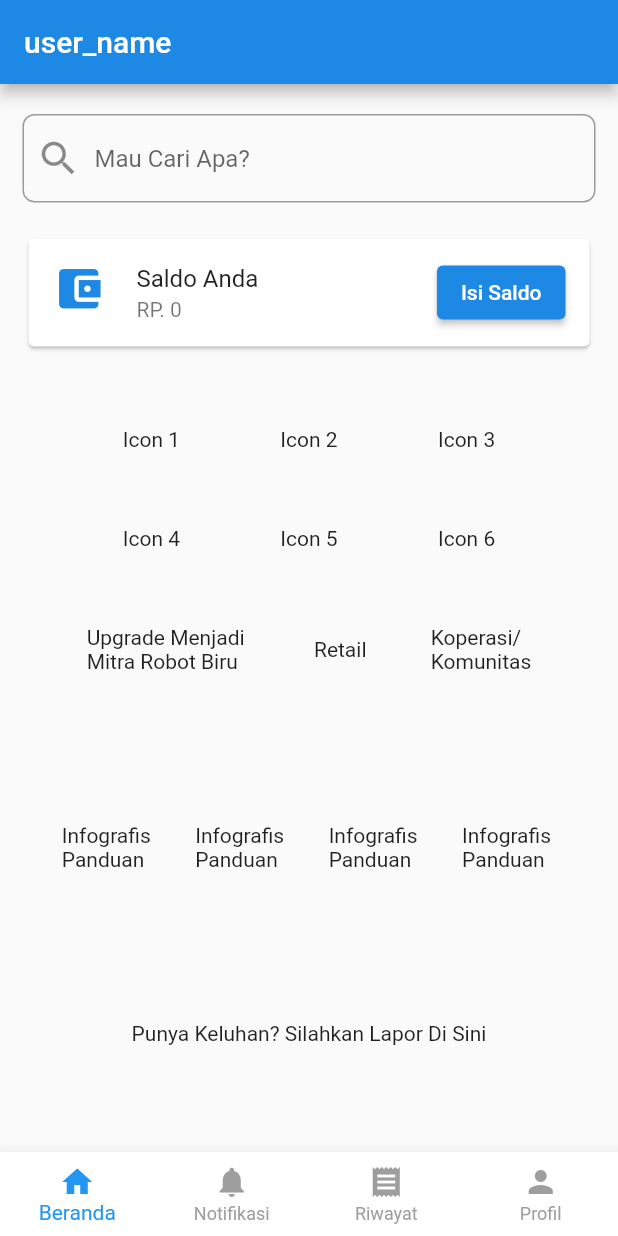
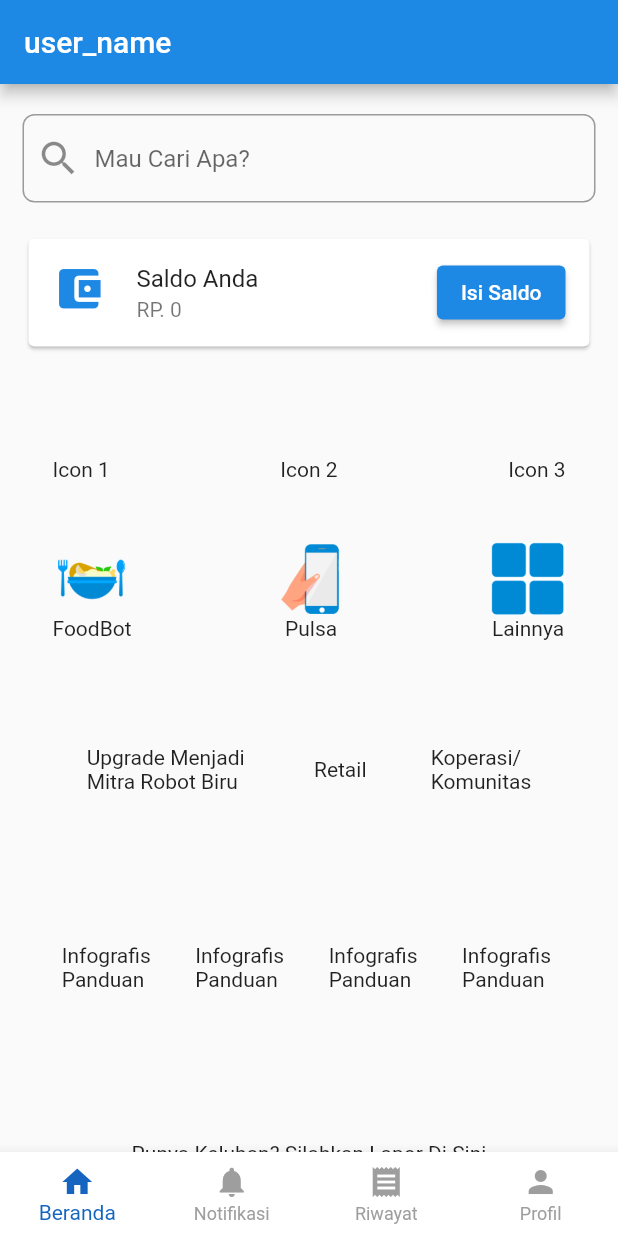
Before and after one commit to qisashasanudin/edumatic_intern, a Flutter app: the screen it shows after launch, on a phone screen of 412 x 824 dp. Run offline on Flutter 3.47's test engine with Material 2 defaults, Android fonts, the phone set to English and light mode, and no system bars.

Commit message:
added new icons on main menu

```diff
--- a/lib/pages/main_menu.dart
+++ b/lib/pages/main_menu.dart
@@ -27,7 +27,7 @@ class _MainMenuState extends State<MainMenu> {
       body: tabs[_currentIndex],
       bottomNavigationBar: BottomNavigationBar(
         backgroundColor: Colors.white,
-        selectedItemColor: Colors.blue,
+        selectedItemColor: Colors.blue[800],
         unselectedItemColor: Colors.grey,
         type: BottomNavigationBarType.fixed,
         currentIndex: _currentIndex,
--- a/lib/pages/main_menu_tabs/home.dart
+++ b/lib/pages/main_menu_tabs/home.dart
@@ -54,22 +54,54 @@ class _HomePageState extends State<HomePage> {
             //),
             //),
             SizedBox(height: 50),
-          Row(
-            mainAxisAlignment: MainAxisAlignment.spaceEvenly,
+            Padding(
+              padding: const EdgeInsets.all(20.0),
+              child: Row(
+                mainAxisAlignment: MainAxisAlignment.spaceBetween,
                 children: <Widget>[
                   Text('Icon 1'),
                   Text('Icon 2'),
                   Text('Icon 3'),
                 ],
               ),
-          SizedBox(height: 50),
-          Row(
-            mainAxisAlignment: MainAxisAlignment.spaceEvenly,
+            ),
+            Padding(
+              padding: const EdgeInsets.all(20.0),
+              child: Row(
+                mainAxisAlignment: MainAxisAlignment.spaceBetween,
                 children: <Widget>[
-              Text('Icon 4'),
-              Text('Icon 5'),
-              Text('Icon 6'),
+                  Column(
+                    children: [
+                      SizedBox(
+                        height: 50,
+                        width: 50,
+                        child: Image.asset('assets/img/foodbot_2.png'),
+                      ),
+                      Text('FoodBot'),
                     ],
+                  ),
+                  Column(
+                    children: [
+                      SizedBox(
+                        height: 50,
+                        width: 50,
+                        child: Image.asset('assets/img/blue_pulsa-01.png'),
+                      ),
+                      Text('Pulsa'),
+                    ],
+                  ),
+                  Column(
+                    children: [
+                      SizedBox(
+                        height: 50,
+                        width: 50,
+                        child: Image.asset('assets/img/blue_others-01.png'),
+                      ),
+                      Text('Lainnya'),
+                    ],
+                  ),
+                ],
+              ),
             ),
             SizedBox(height: 50),
             Row(
@@ -94,6 +126,7 @@ class _HomePageState extends State<HomePage> {
             Text('Punya Keluhan? Silahkan Lapor Di Sini'),
           ],
         ),
-    ));
+      ),
+    );
   }
 }
```
Also changed, not shown: pubspec.yaml (+3 -6 lines), assets/img/blue_others-01.png (added), assets/img/blue_pulsa-01.png (added), assets/img/foodbot_2.png (added), pubspec.lock. Lines whose indentation alone changed are shown as unchanged.
